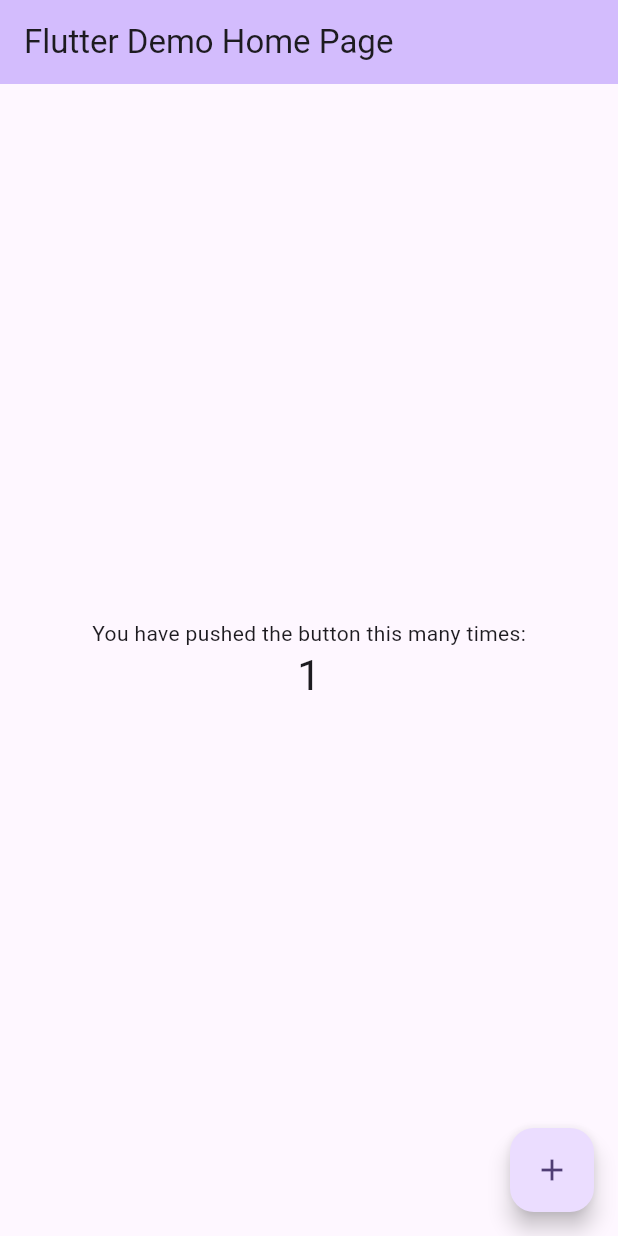
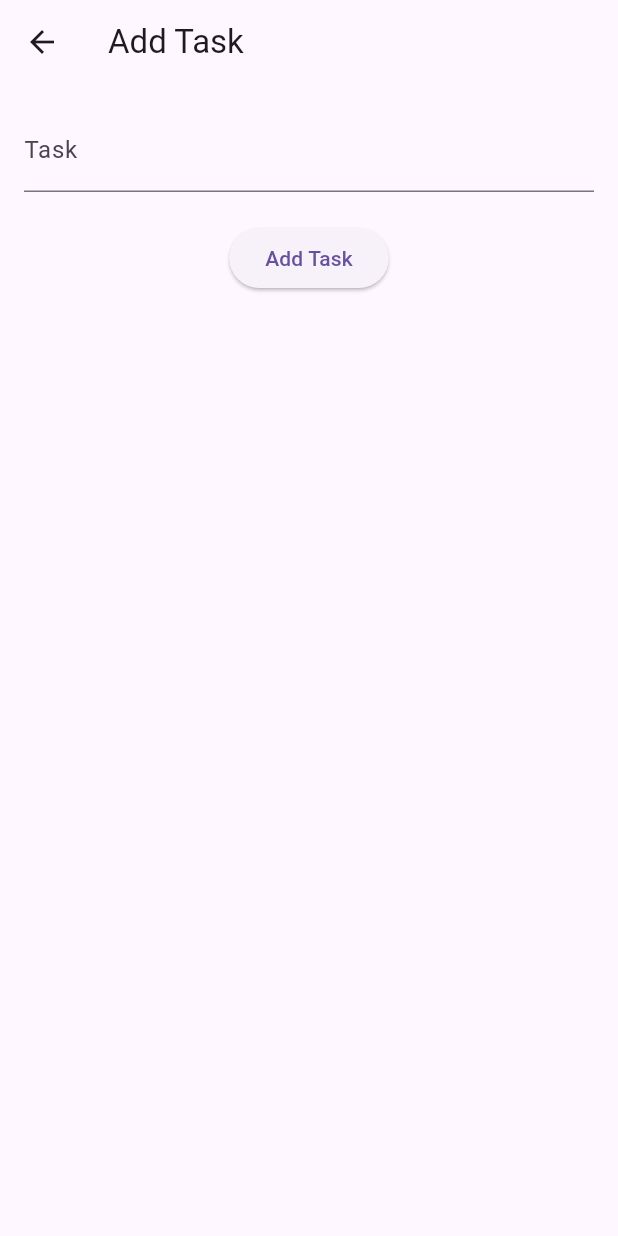
Before and after one commit to Helixu38/eyetechfluttertodolist, a Flutter app: the screen it shows after launch, after a tap on the "add" icon, on a phone screen of 412 x 824 dp. Run offline on Flutter 3.47's test engine with Material 3 defaults, Android fonts, the phone set to English and light mode, and no system bars.

Commit message:
ask task

```diff
--- /dev/null
+++ b/lib/add_task.dart
@@ -0,0 +1,47 @@
+import 'package:flutter/material.dart';
+import 'package:provider/provider.dart';
+import 'package:todolist/lib/model/task.dart';
+import './provider_task.dart';
+
+class AddTaskScreen extends StatelessWidget {
+  final TextEditingController _taskController = TextEditingController();
+
+  void _addTask(BuildContext context) {
+    final taskText = _taskController.text;
+    if (taskText.isNotEmpty) {
+      Provider.of<TaskProvider>(context, listen: false).addTask(
+        Task(
+          id: DateTime.now().toString(),
+          title: taskText,
+          isDone: false,
+        ),
+      );
+      Navigator.of(context).pop();
+    }
+  }
+
+  @override
+  Widget build(BuildContext context) {
+    return Scaffold(
+      appBar: AppBar(
+        title: Text('Add Task'),
+      ),
+      body: Padding(
+        padding: EdgeInsets.all(16.0),
+        child: Column(
+          children: <Widget>[
+            TextField(
+              controller: _taskController,
+              decoration: InputDecoration(labelText: 'Task'),
+            ),
+            SizedBox(height: 20),
+            ElevatedButton(
+              onPressed: () => _addTask(context),
+              child: Text('Add Task'),
+            ),
+          ],
+        ),
+      ),
+    );
+  }
+}
--- /dev/null
+++ b/lib/home_screen.dart
@@ -0,0 +1,36 @@
+import 'package:flutter/material.dart';
+import 'package:provider/provider.dart';
+import './provider_task.dart';
+import './task_title.dart';
+
+class HomeScreen extends StatelessWidget {
+  @override
+  Widget build(BuildContext context) {
+    final tasks = Provider.of<TaskProvider>(context).tasks;
+
+    return Scaffold(
+      appBar: AppBar(
+        title: Text('Todo List'),
+      ),
+      body: ListView.builder(
+        itemCount: tasks.length,
+        itemBuilder: (ctx, index) {
+          final task = tasks[index];
+          return TaskTile(
+            title: task.title,
+            isDone: task.isDone,
+            onChanged: (value) {
+              // Implement task completion logic
+            },
+          );
+        },
+      ),
+      floatingActionButton: FloatingActionButton(
+        onPressed: () {
+          Navigator.of(context).pushNamed('/add-task');
+        },
+        child: Icon(Icons.add),
+      ),
+    );
+  }
+}
--- /dev/null
+++ b/lib/lib/model/task.dart
@@ -0,0 +1,11 @@
+class Task {
+  final String id;
+  final String title;
+  final bool isDone;
+
+  Task({
+    required this.id,
+    required this.title,
+    required this.isDone,
+  });
+}
--- a/lib/main.dart
+++ b/lib/main.dart
@@ -1,125 +1,30 @@
 import 'package:flutter/material.dart';
+import 'package:provider/provider.dart';
+import './home_screen.dart';
+import './add_task.dart';
+import './provider_task.dart';
 
 void main() {
-  runApp(const MyApp());
+  runApp(MyTodoApp());
 }
 
-class MyApp extends StatelessWidget {
-  const MyApp({super.key});
-
-  // This widget is the root of your application.
+class MyTodoApp extends StatelessWidget {
   @override
   Widget build(BuildContext context) {
-    return MaterialApp(
-      title: 'Flutter Demo',
-      theme: ThemeData(
-        // This is the theme of your application.
-        //
-        // TRY THIS: Try running your application with "flutter run". You'll see
-        // the application has a purple toolbar. Then, without quitting the app,
-        // try changing the seedColor in the colorScheme below to Colors.green
-        // and then invoke "hot reload" (save your changes or press the "hot
-        // reload" button in a Flutter-supported IDE, or press "r" if you used
-        // the command line to start the app).
-        //
-        // Notice that the counter didn't reset back to zero; the application
-        // state is not lost during the reload. To reset the state, use hot
-        // restart instead.
-        //
-        // This works for code too, not just values: Most code changes can be
-        // tested with just a hot reload.
-        colorScheme: ColorScheme.fromSeed(seedColor: Colors.deepPurple),
-        useMaterial3: true,
+    return ChangeNotifierProvider(
+      create: (context) => TaskProvider(),
+      child: MaterialApp(
+        title: 'Todo App',
+        theme: ThemeData(
+          primarySwatch: Colors.blue,
+        ),
+        initialRoute: '/',
+        routes: {
+          '/': (ctx) => HomeScreen(),
+          '/add-task': (ctx) => AddTaskScreen(),
+          // Add more routes if needed
+        },
       ),
-      home: const MyHomePage(title: 'Flutter Demo Home Page'),
     );
   }
 }
-
-class MyHomePage extends StatefulWidget {
-  const MyHomePage({super.key, required this.title});
-
-  // This widget is the home page of your application. It is stateful, meaning
-  // that it has a State object (defined below) that contains fields that affect
-  // how it looks.
-
-  // This class is the configuration for the state. It holds the values (in this
-  // case the title) provided by the parent (in this case the App widget) and
-  // used by the build method of the State. Fields in a Widget subclass are
-  // always marked "final".
-
-  final String title;
-
-  @override
-  State<MyHomePage> createState() => _MyHomePageState();
-}
-
-class _MyHomePageState extends State<MyHomePage> {
-  int _counter = 0;
-
-  void _incrementCounter() {
-    setState(() {
-      // This call to setState tells the Flutter framework that something has
-      // changed in this State, which causes it to rerun the build method below
-      // so that the display can reflect the updated values. If we changed
-      // _counter without calling setState(), then the build method would not be
-      // called again, and so nothing would appear to happen.
-      _counter++;
-    });
-  }
-
-  @override
-  Widget build(BuildContext context) {
-    // This method is rerun every time setState is called, for instance as done
-    // by the _incrementCounter method above.
-    //
-    // The Flutter framework has been optimized to make rerunning build methods
-    // fast, so that you can just rebuild anything that needs updating rather
-    // than having to individually change instances of widgets.
-    return Scaffold(
-      appBar: AppBar(
-        // TRY THIS: Try changing the color here to a specific color (to
-        // Colors.amber, perhaps?) and trigger a hot reload to see the AppBar
-        // change color while the other colors stay the same.
-        backgroundColor: Theme.of(context).colorScheme.inversePrimary,
-        // Here we take the value from the MyHomePage object that was created by
-        // the App.build method, and use it to set our appbar title.
-        title: Text(widget.title),
-      ),
-      body: Center(
-        // Center is a layout widget. It takes a single child and positions it
-        // in the middle of the parent.
-        child: Column(
-          // Column is also a layout widget. It takes a list of children and
-          // arranges them vertically. By default, it sizes itself to fit its
-          // children horizontally, and tries to be as tall as its parent.
-          //
-          // Column has various properties to control how it sizes itself and
-          // how it positions its children. Here we use mainAxisAlignment to
-          // center the children vertically; the main axis here is the vertical
-          // axis because Columns are vertical (the cross axis would be
-          // horizontal).
-          //
-          // TRY THIS: Invoke "debug painting" (choose the "Toggle Debug Paint"
-          // action in the IDE, or press "p" in the console), to see the
-          // wireframe for each widget.
-          mainAxisAlignment: MainAxisAlignment.center,
-          children: <Widget>[
-            const Text(
-              'You have pushed the button this many times:',
-            ),
-            Text(
-              '$_counter',
-              style: Theme.of(context).textTheme.headlineMedium,
-            ),
-          ],
-        ),
-      ),
-      floatingActionButton: FloatingActionButton(
-        onPressed: _incrementCounter,
-        tooltip: 'Increment',
-        child: const Icon(Icons.add),
-      ), // This trailing comma makes auto-formatting nicer for build methods.
-    );
-  }
-}
--- /dev/null
+++ b/lib/provider_task.dart
@@ -0,0 +1,19 @@
+import 'package:flutter/foundation.dart';
+import '../lib/model/task.dart';
+
+class TaskProvider with ChangeNotifier {
+  List<Task> _tasks = [];
+
+  List<Task> get tasks {
+    return [..._tasks];
+  }
+
+  void addTask(Task task) {
+    _tasks.add(task);
+    notifyListeners();
+  }
+
+  // Implement methods to update and delete tasks
+
+  // You can also add methods for fetching and managing tasks
+}
--- a/pubspec.yaml
+++ b/pubspec.yaml
@@ -34,6 +34,7 @@ dependencies:
   # The following adds the Cupertino Icons font to your application.
   # Use with the CupertinoIcons class for iOS style icons.
   cupertino_icons: ^1.0.8
+  provider: ^6.1.4
 
 dev_dependencies:
   flutter_test:
```
Also changed, not shown: lib/detail_task.dart (added, +12 -0 lines), lib/task_title.dart (added, +33 -0 lines), pubspec.lock.
